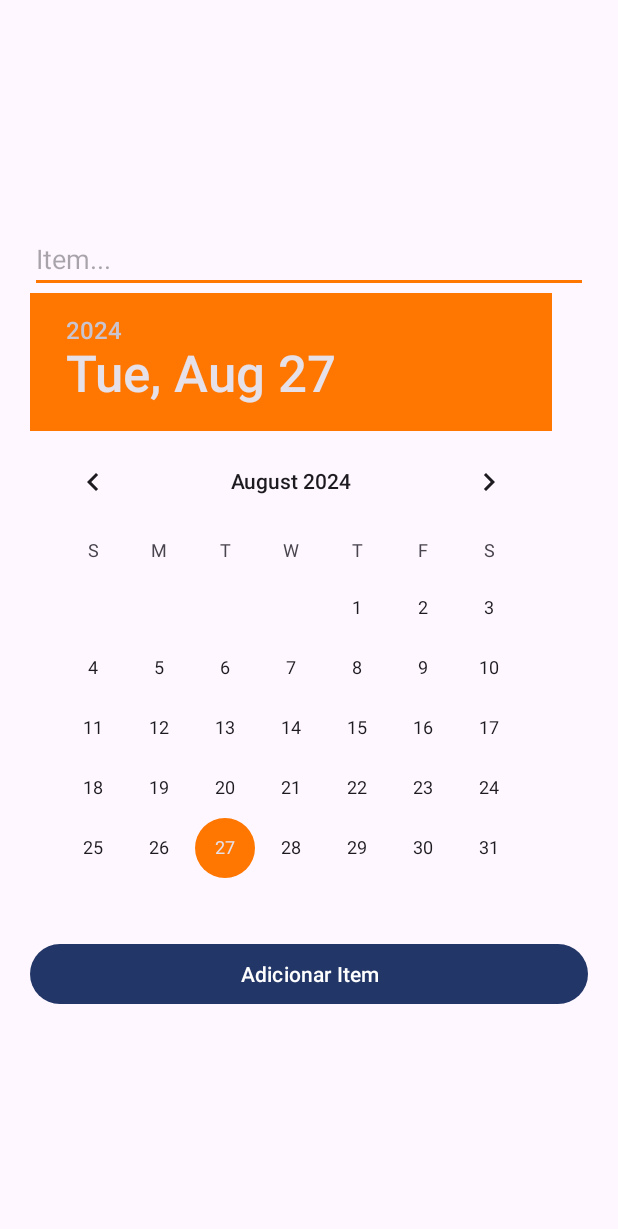
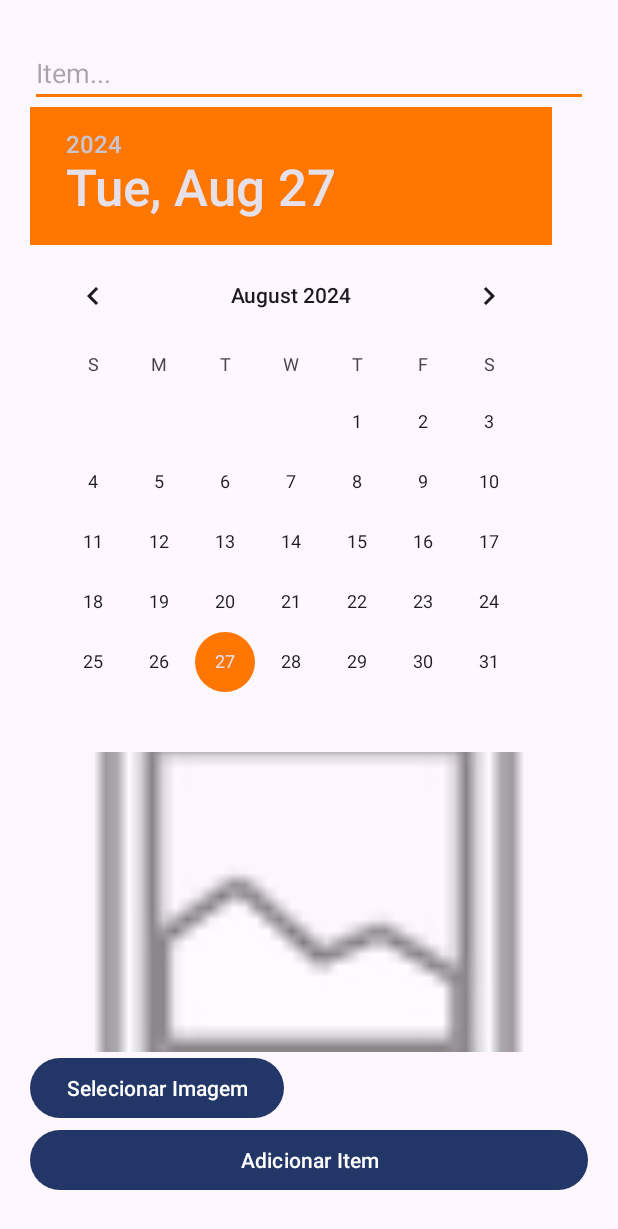
Before and after one commit to igBFranco/CheckListFolha, an Android app: the layout adapter_input_quadros.xml on its own in the app's theme, with its tools: preview values and no code run, on a phone screen of 412 x 824 dp. Shown: the top 1229 px of the screen. Run offline under Robolectric (Android 15) with nearby library versions, the phone set to English and light mode, and no system bars.

```diff
--- a/app/build.gradle.kts
+++ b/app/build.gradle.kts
@@ -44,7 +44,9 @@ dependencies {
     implementation("com.google.firebase:firebase-crashlytics-buildtools:3.0.0")
     implementation(platform("com.google.firebase:firebase-bom:33.1.2"))
     implementation ("com.google.firebase:firebase-auth-ktx:22.0.0")
+    implementation ("com.google.android.gms:play-services-auth:21.2.0")
     implementation ("com.google.firebase:firebase-firestore:25.1.0")
+    implementation ("com.google.firebase:firebase-storage:21.0.0")
     implementation("com.google.firebase:firebase-analytics")
     val room_version = "2.6.0"
     implementation("androidx.room:room-runtime:$room_version")
--- a/app/src/main/java/br/pucpr/appdev20241/checklistfolha/model/Quadro.kt
+++ b/app/src/main/java/br/pucpr/appdev20241/checklistfolha/model/Quadro.kt
@@ -6,7 +6,8 @@ import java.util.Date
  data class Quadro (
     @DocumentId val id: String = "",
     var quadroLocal: String = "",
-    var dataEntrega: Date = Date()
+    var dataEntrega: Date = Date(),
+    var imageUrl: String? = null
 ) {
      constructor() : this("", "", Date())
  }
--- a/app/src/main/res/layout/activity_login.xml
+++ b/app/src/main/res/layout/activity_login.xml
@@ -44,6 +44,12 @@
         android:backgroundTint="@color/secondaryColor"
         android:text="Login" />
 
+    <com.google.android.gms.common.SignInButton
+        android:id="@+id/googleSignInButton"
+        android:layout_width="wrap_content"
+        android:layout_height="wrap_content" />
+
+
     <Button
         android:id="@+id/resetPasswordButton"
         android:layout_width="wrap_content"
--- a/app/src/main/res/layout/adapter_input_quadros.xml
+++ b/app/src/main/res/layout/adapter_input_quadros.xml
@@ -18,6 +18,19 @@
         android:id="@+id/datePicker"
         android:layout_width="wrap_content"
         android:layout_height="wrap_content" />
+    <ImageView
+        android:id="@+id/imageViewQuadro"
+        android:layout_width="match_parent"
+        android:layout_height="200dp"
+        android:contentDescription="Imagem"
+        android:scaleType="centerCrop"
+        android:src="@android:drawable/ic_menu_gallery" />
+
+    <Button
+        android:id="@+id/buttonSelectImage"
+        android:layout_width="wrap_content"
+        android:layout_height="wrap_content"
+        android:text="Selecionar Imagem" />
 
     <Button
         android:id="@+id/btnAddItem"
--- a/app/src/main/res/values/strings.xml
+++ b/app/src/main/res/values/strings.xml
@@ -1,3 +1,4 @@
 <resources>
     <string name="app_name">CheckListFolha</string>
+    <string name="default_web_client_id">102589524225-2s98avqsuobrsd9o2jo75hcu3h5fikok.apps.googleusercontent.com</string>
 </resources>
```
Also changed, not shown: app/src/main/java/br/pucpr/appdev20241/checklistfolha/controller/LoginActivity.kt (+52 -0 lines), app/src/main/java/br/pucpr/appdev20241/checklistfolha/view/ControleQuadros.kt (+13 -0 lines), app/src/main/res/layout/activity_main.xml (+6 -5 lines).
